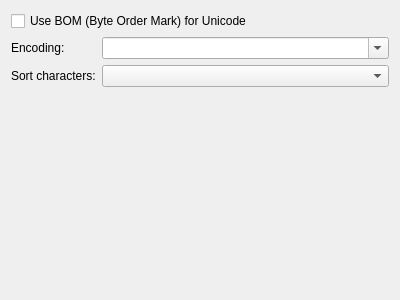
Before: the Qt Designer form controls/setup/parts/font/setuptabfont.ui in riuson/lcd-image-converter, drawn with Qt 5.
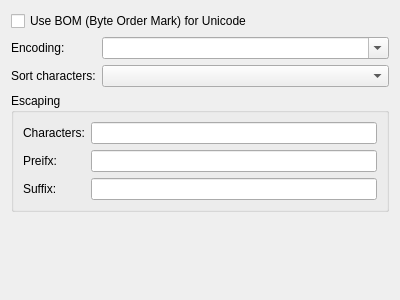
After: the same form once the commit is applied.

Commit message: Added widgets to edit escaping settings

```diff
--- a/controls/setup/parts/font/setuptabfont.ui
+++ b/controls/setup/parts/font/setuptabfont.ui
@@ -21,6 +21,20 @@
      </property>
     </widget>
    </item>
+   <item row="1" column="0">
+    <widget class="QLabel" name="label">
+     <property name="text">
+      <string>Encoding:</string>
+     </property>
+    </widget>
+   </item>
+   <item row="2" column="0">
+    <widget class="QLabel" name="label_2">
+     <property name="text">
+      <string>Sort characters:</string>
+     </property>
+    </widget>
+   </item>
    <item row="1" column="1">
     <widget class="QComboBox" name="comboBoxEncoding">
      <property name="sizePolicy">
@@ -34,14 +48,49 @@
      </property>
     </widget>
    </item>
-   <item row="1" column="0">
-    <widget class="QLabel" name="label">
-     <property name="text">
-      <string>Encoding:</string>
+   <item row="2" column="1">
+    <widget class="QComboBox" name="comboBoxSorting"/>
+   </item>
+   <item row="3" column="0" colspan="2">
+    <widget class="QGroupBox" name="groupBox">
+     <property name="title">
+      <string>Escaping</string>
      </property>
+     <layout class="QGridLayout" name="gridLayout_2">
+      <item row="0" column="0">
+       <widget class="QLabel" name="label_3">
+        <property name="text">
+         <string>Characters:</string>
+        </property>
+       </widget>
+      </item>
+      <item row="0" column="1">
+       <widget class="QLineEdit" name="lineEditEscapedCharacters"/>
+      </item>
+      <item row="1" column="0">
+       <widget class="QLabel" name="label_4">
+        <property name="text">
+         <string>Preifx:</string>
+        </property>
+       </widget>
+      </item>
+      <item row="1" column="1">
+       <widget class="QLineEdit" name="lineEditEscapePrefix"/>
+      </item>
+      <item row="2" column="0">
+       <widget class="QLabel" name="label_5">
+        <property name="text">
+         <string>Suffix:</string>
+        </property>
+       </widget>
+      </item>
+      <item row="2" column="1">
+       <widget class="QLineEdit" name="lineEditEscapeSuffix"/>
+      </item>
+     </layout>
     </widget>
    </item>
-   <item row="3" column="0">
+   <item row="4" column="0">
     <spacer name="verticalSpacer">
      <property name="orientation">
       <enum>Qt::Vertical</enum>
@@ -54,16 +103,6 @@
      </property>
     </spacer>
    </item>
-   <item row="2" column="1">
-    <widget class="QComboBox" name="comboBoxSorting"/>
-   </item>
-   <item row="2" column="0">
-    <widget class="QLabel" name="label_2">
-     <property name="text">
-      <string>Sort characters:</string>
-     </property>
-    </widget>
-   </item>
   </layout>
  </widget>
  <resources/>
```
The commit also changes 2 other files.
